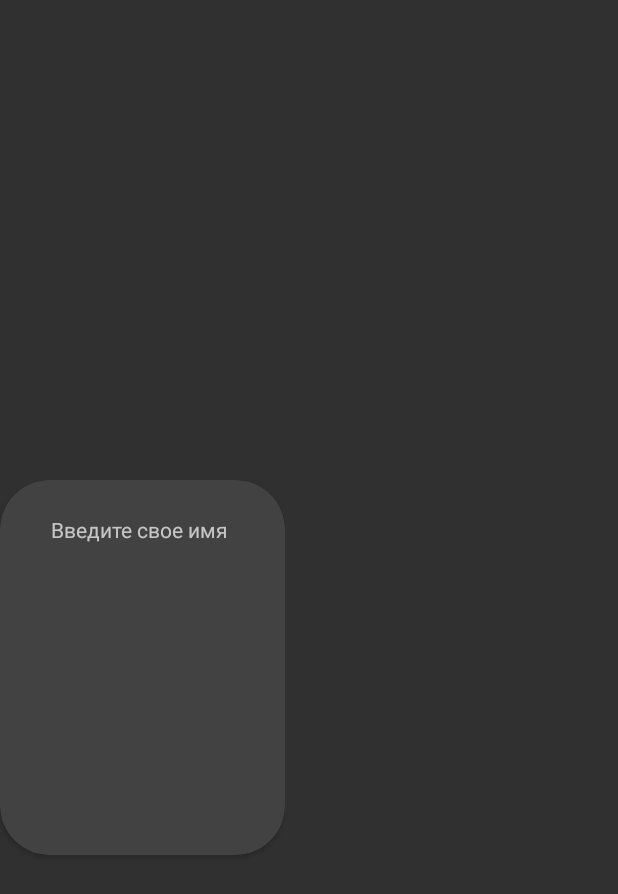
After one commit to OSLL/circle21-camping, an Android app: the layout person_item.xml on its own in the app's theme, with its tools: preview values and no code run, on a phone screen of 412 x 824 dp. The commit adds this screen. Shown: the top 894 px of the screen. Run offline under Robolectric (Android 15) with nearby library versions, the phone set to English and light mode, and no system bars.

Commit message:
list, recycler view, bag, crash

```diff
--- /dev/null
+++ b/app/src/main/java/com/makentoshe/androidgithubcitemplate/dataPersons.kt
@@ -0,0 +1,4 @@
+package com.makentoshe.androidgithubcitemplate
+
+
+data class dataPersons(val name: String)
--- /dev/null
+++ b/app/src/main/res/layout/person_item.xml
@@ -0,0 +1,39 @@
+<?xml version="1.0" encoding="utf-8"?>
+<androidx.constraintlayout.widget.ConstraintLayout xmlns:android="http://schemas.android.com/apk/res/android"
+    xmlns:app="http://schemas.android.com/apk/res-auto"
+    android:layout_width="wrap_content"
+    android:layout_height="match_parent">
+
+    <androidx.cardview.widget.CardView
+        android:layout_width="190dp"
+        android:layout_height="250dp"
+        android:layout_marginVertical="240dp"
+        app:cardCornerRadius="33sp"
+        app:layout_constraintBottom_toBottomOf="parent"
+        app:layout_constraintEnd_toEndOf="parent"
+        app:layout_constraintHorizontal_bias="0.0"
+        app:layout_constraintStart_toStartOf="parent"
+        app:layout_constraintTop_toTopOf="parent"
+        app:layout_constraintVertical_bias="0.85">
+
+        <LinearLayout
+            android:id="@+id/linearLayout"
+            android:layout_width="wrap_content"
+            android:layout_height="wrap_content"
+            android:orientation="horizontal">
+
+        </LinearLayout>
+
+        <TextView
+            android:id="@+id/textView4"
+            android:layout_width="wrap_content"
+            android:layout_height="wrap_content"
+            android:layout_marginVertical="23dp"
+            android:layout_marginStart="34dp"
+            android:layout_marginLeft="34dp"
+            android:layout_weight="1"
+            android:text="@string/enter_your_name" />
+
+    </androidx.cardview.widget.CardView>
+
+</androidx.constraintlayout.widget.ConstraintLayout>
--- a/app/src/main/res/values/colors.xml
+++ b/app/src/main/res/values/colors.xml
@@ -11,4 +11,6 @@
     <color name="black">#FF000000</color>
     <color name="white">#FFFFFFFF</color>
     <color name="my_color">#303030</color>
+    <color name="grey">#BFBFBF</color>
+    <color name="background">#535353</color>
 </resources>
--- a/app/src/main/res/values/strings.xml
+++ b/app/src/main/res/values/strings.xml
@@ -10,4 +10,9 @@
     <string name="todo">TODO</string>
     <string name="home">HOME</string>
     <string name="back">Back</string>
+    <string name="the_participants">Участники :</string>
+    <string name="your_hike">Вы в походе</string>
+    <string name="workload">Загруженность :</string>
+    <string name="rest">Отдых :</string>
+    <string name="enter_your_name">Введите свое имя</string>
 </resources>
--- a/build.gradle
+++ b/build.gradle
@@ -1,7 +1,7 @@
 // Top-level build file where you can add configuration options common to all sub-projects/modules.
 
 buildscript {
-    ext.kotlin_version = '1.3.72'
+    ext.kotlin_version = '1.6.10'
     repositories {
         google()
         jcenter()
@@ -9,7 +9,7 @@ buildscript {
     }
     dependencies {
         classpath 'com.android.tools.build:gradle:7.0.4'
-        classpath "org.jetbrains.kotlin:kotlin-gradle-plugin:$kotlin_version"
+        classpath "org.jetbrains.kotlin:kotlin-gradle-plugin:1.6.10"
 
         // NOTE: Do not place your application dependencies here; they belong
         // in the individual module build.gradle files
--- a/gradle.properties
+++ b/gradle.properties
@@ -6,7 +6,7 @@
 # http://www.gradle.org/docs/current/userguide/build_environment.html
 # Specifies the JVM arguments used for the daemon process.
 # The setting is particularly useful for tweaking memory settings.
-org.gradle.jvmargs=-Xmx1536m
+
 # When configured, Gradle will run in incubating parallel mode.
 # This option should only be used with decoupled projects. More details, visit
 # http://www.gradle.org/docs/current/userguide/multi_project_builds.html#sec:decoupled_projects
@@ -19,3 +19,4 @@ android.useAndroidX=true
 android.enableJetifier=true
 # Kotlin code style for this project: "official" or "obsolete":
 kotlin.code.style=official
+org.gradle.jvmargs=-Xmx4608m
```
Also changed, not shown: app/build.gradle (+13 -10 lines), app/src/main/AndroidManifest.xml (+23 -8 lines), app/src/main/java/com/makentoshe/androidgithubcitemplate/First_main_activity.kt (added, +44 -0 lines), app/src/main/java/com/makentoshe/androidgithubcitemplate/MainScreen.kt (+10 -1 lines), app/src/main/java/com/makentoshe/androidgithubcitemplate/PersonsAdapter.kt (added, +36 -0 lines), app/src/main/res/layout/activity_first_main_activite.xml (added, +63 -0 lines), app/src/main/res/layout/activity_main_dd.xml (+11 -7 lines), gradle/wrapper/gradle-wrapper.properties.
